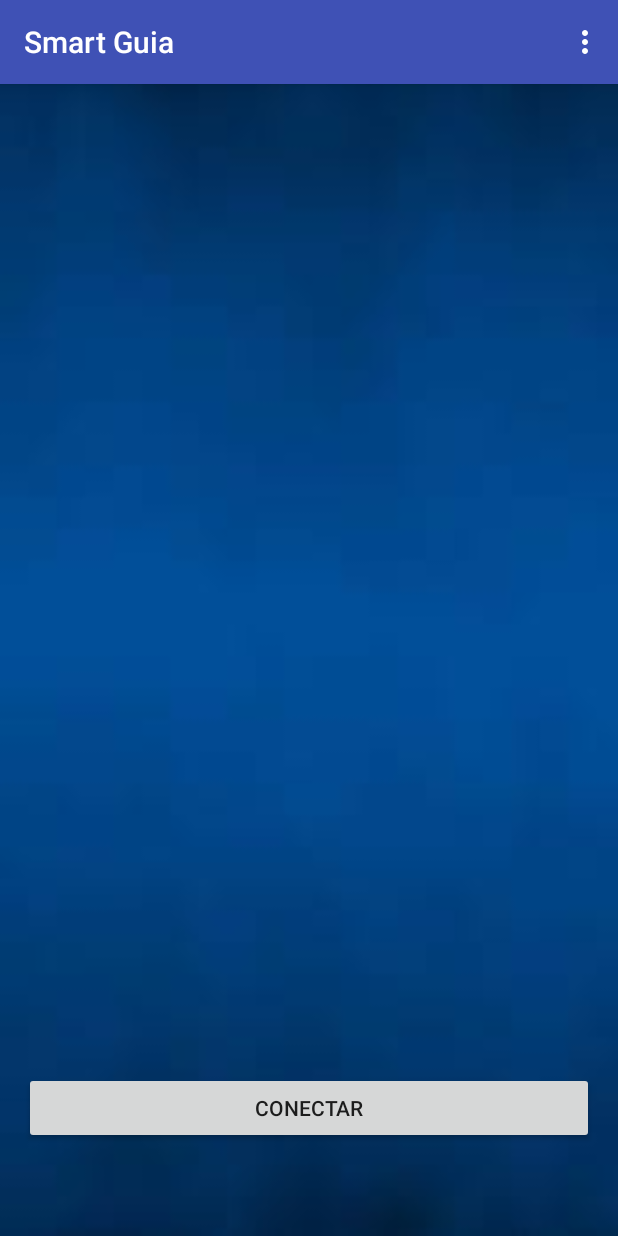
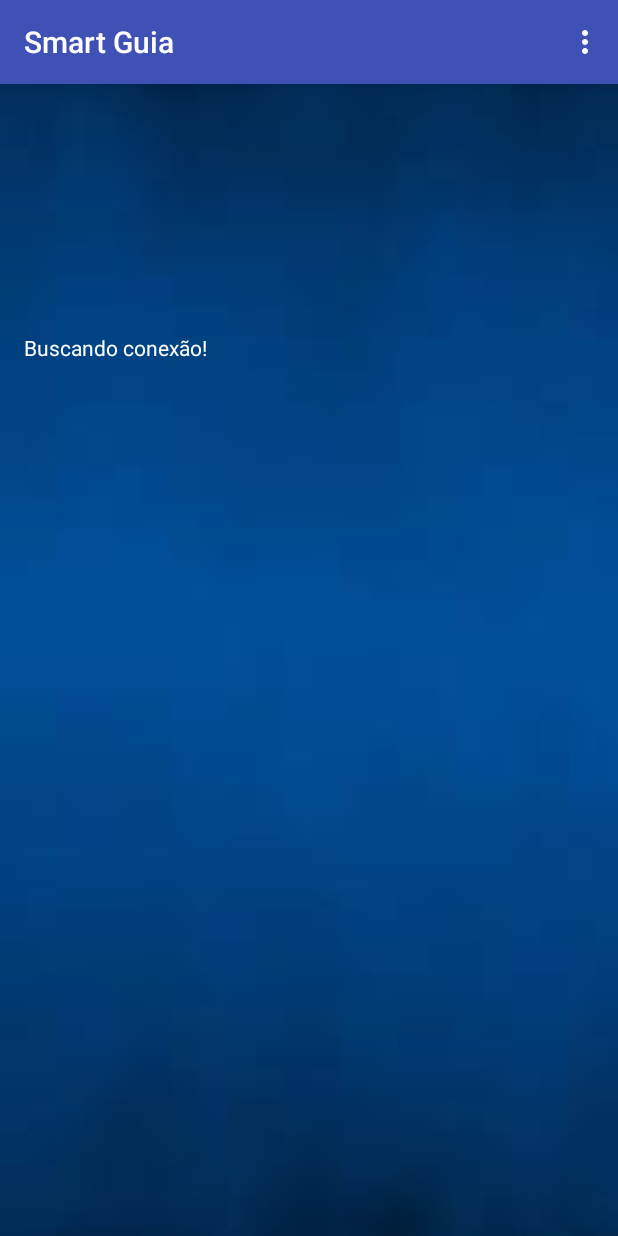
Before and after one commit to GonzagaDev/SmartGuia, an Android app: the screen it shows after launch (MainBluetoothActivity), on a phone screen of 412 x 824 dp. Run offline under Robolectric (Android 15) with nearby library versions, the phone set to English and light mode, and no system bars; 3 statements that could not run were skipped.

Commit message:
Adicionado nova busca sem a necessidade do botão buscar conexão

```diff
--- a/SmartGuia/app/src/main/java/auditsolution/com/br/smartguiabluetooth/PairedDevices.java
+++ b/SmartGuia/app/src/main/java/auditsolution/com/br/smartguiabluetooth/PairedDevices.java
@@ -51,9 +51,9 @@
         }
     }
     /*tentar medir pontencia
-    int rssi = inten.getShortExtra(BluetoothDevice.EXTRA_RSSI, Short.MIN_VALUE);
+    int rssi = intShortExtra(BluetoothDevice.EXTRA_RSSI, Short.MIN_VALUE);
     Toast.makeText(getApplicationContext(), " RSSI: " + rssi + "dBm", Toast.LENGTH_SHORT).show();
-    */
+    //*/
 
 
     /*  Este método é executado quando o usuário seleciona um elemento da lista.
--- a/SmartGuia/app/src/main/res/layout-v21/activity_main_bluetooth.xml
+++ b/SmartGuia/app/src/main/res/layout-v21/activity_main_bluetooth.xml
@@ -2,14 +2,14 @@
 <RelativeLayout xmlns:android="http://schemas.android.com/apk/res/android"
     xmlns:tools="http://schemas.android.com/tools"
     android:layout_width="match_parent"
-    android:layout_height="match_parent"
+    android:layout_height="fill_parent"
+    android:background="@drawable/fundo09"
     android:paddingBottom="@dimen/activity_vertical_margin"
     android:paddingLeft="@dimen/activity_horizontal_margin"
     android:paddingRight="@dimen/activity_horizontal_margin"
+
     android:paddingTop="@dimen/activity_vertical_margin"
-
-    tools:context="auditsolution.com.br.smartguiabluetooth.MainBluetoothActivity"
-    android:background="@drawable/fundo09">
+    tools:context="auditsolution.com.br.smartguiabluetooth.MainBluetoothActivity">
 
     <TextView
         android:id="@+id/statusMessage"
@@ -18,9 +18,9 @@
         android:layout_alignParentLeft="true"
         android:layout_alignParentStart="true"
         android:layout_alignParentTop="true"
+        android:autoText="false"
         android:text="Status Comunicação"
-        android:theme="@android:style/Theme.Material.Wallpaper.NoTitleBar"
-        android:autoText="false" />
+        android:theme="@android:style/Theme.Material.Wallpaper.NoTitleBar" />
 
     <Button
         android:id="@+id/button_PairedDevices"
@@ -37,37 +37,37 @@
         android:id="@+id/button_DiscoveredDevices"
         android:layout_width="wrap_content"
         android:layout_height="wrap_content"
-        android:onClick="discoverDevices"
-        android:text="Iniciar descoberta\n de dispositivos"
-        android:layout_alignTop="@+id/button_PairedDevices"
-        android:layout_alignRight="@+id/bt_consultar"
         android:layout_alignEnd="@+id/bt_consultar"
         android:layout_alignLeft="@+id/button_WaitConnection"
-        android:layout_alignStart="@+id/button_WaitConnection" />
+        android:layout_alignRight="@+id/bt_consultar"
+        android:layout_alignStart="@+id/button_WaitConnection"
+        android:layout_alignTop="@+id/button_PairedDevices"
+        android:onClick="discoverDevices"
+        android:text="Iniciar descoberta\n de dispositivos" />
 
     <Button
         android:id="@+id/button_WaitConnection"
         android:layout_width="wrap_content"
         android:layout_height="wrap_content"
-        android:onClick="waitConnection"
-        android:text="Esperar\nconexão"
         android:layout_alignTop="@+id/button_Visibility"
         android:layout_toLeftOf="@+id/bt_clear"
-        android:layout_toStartOf="@+id/bt_clear" />
+        android:layout_toStartOf="@+id/bt_clear"
+        android:onClick="waitConnection"
+        android:text="Esperar\nconexão" />
 
     <Button
         android:id="@+id/button_Visibility"
         android:layout_width="wrap_content"
         android:layout_height="wrap_content"
+        android:layout_alignEnd="@+id/button_PairedDevices"
         android:layout_alignParentLeft="true"
         android:layout_alignParentStart="true"
+        android:layout_alignRight="@+id/button_PairedDevices"
         android:layout_below="@+id/button_PairedDevices"
         android:onClick="enableVisibility"
-        android:text="Habilitar\nVisibilidade"
-        android:layout_alignRight="@+id/button_PairedDevices"
-        android:layout_alignEnd="@+id/button_PairedDevices" />
+        android:text="Habilitar\nVisibilidade" />
 
-    <EditText
+    <TextView
         android:id="@+id/editText_MessageBox"
         android:layout_width="match_parent"
         android:layout_height="wrap_content"
@@ -83,72 +83,60 @@
         style="?android:attr/buttonStyleSmall"
         android:layout_width="wrap_content"
         android:layout_height="wrap_content"
+        android:layout_alignEnd="@+id/textSpace"
+        android:layout_alignRight="@+id/textSpace"
+        android:layout_below="@+id/bt_clear"
+        android:enabled="false"
         android:onClick="sendMessage"
-        android:text="Enviar"
-        android:enabled="false"
-        android:layout_below="@+id/bt_clear"
-        android:layout_alignRight="@+id/textSpace"
-        android:layout_alignEnd="@+id/textSpace" />
+        android:text="Enviar" />
 
 
     <ScrollView
         android:id="@+id/ScrollView01"
         android:layout_width="wrap_content"
         android:layout_height="150dip"
+        android:layout_alignEnd="@+id/button_Send"
+        android:layout_alignParentLeft="true"
+        android:layout_alignParentStart="true"
         android:layout_alignRight="@+id/button_Send"
-        android:layout_alignEnd="@+id/button_Send"
-        android:layout_below="@+id/button_WaitConnection"
-        android:layout_alignParentLeft="true"
-        android:layout_alignParentStart="true">
+        android:layout_below="@+id/button_WaitConnection">
 
         <Button
+            android:id="@+id/bt_consultar"
             android:layout_width="wrap_content"
             android:layout_height="wrap_content"
-            android:text="Buscar Db"
-            android:id="@+id/bt_consultar"
-            android:onClick="bt_Buscar"
             android:layout_above="@+id/button_Send"
-            android:layout_alignRight="@+id/button_Send"
             android:layout_alignEnd="@+id/button_Send"
             android:layout_alignLeft="@+id/bt_clear"
-            android:layout_alignStart="@+id/bt_clear" />
+            android:layout_alignRight="@+id/button_Send"
+            android:layout_alignStart="@+id/bt_clear"
+            android:onClick="bt_Buscar"
+            android:text="Buscar Db" />
     </ScrollView>
 
     <TextView
         android:id="@+id/textSpace"
         android:layout_width="wrap_content"
         android:layout_height="wrap_content"
-        android:text=""
-        android:layout_below="@+id/button_Visibility"
-        android:layout_alignParentRight="true"
+        android:layout_alignBottom="@+id/ScrollView01"
         android:layout_alignParentEnd="true"
         android:layout_alignParentLeft="true"
+        android:layout_alignParentRight="true"
         android:layout_alignParentStart="true"
-        android:layout_alignBottom="@+id/ScrollView01"
+        android:layout_below="@+id/button_Visibility"
+        android:text=""
         android:textColor="#fffefe" />
 
     <Button
+        android:id="@+id/bt_clear"
         android:layout_width="wrap_content"
         android:layout_height="wrap_content"
-        android:text="Limpar"
-        android:id="@+id/bt_clear"
         android:layout_alignBottom="@+id/button_WaitConnection"
+        android:layout_alignEnd="@+id/ScrollView01"
         android:layout_alignRight="@+id/ScrollView01"
-        android:layout_alignEnd="@+id/ScrollView01"
+        android:layout_below="@+id/button_DiscoveredDevices"
         android:onClick="Bt_clear"
-        android:layout_below="@+id/button_DiscoveredDevices" />
+        android:text="Limpar" />
 
-    <Button
-        android:layout_width="wrap_content"
-        android:layout_height="wrap_content"
-        android:text="Conectar"
-        android:id="@+id/bt_connect"
-        android:onClick="bt_connect"
-        android:layout_alignWithParentIfMissing="false"
-        android:layout_above="@+id/editText_MessageBox"
-        android:layout_alignParentRight="true"
-        android:layout_alignParentEnd="true"
-        android:layout_alignParentLeft="true"
-        android:layout_alignParentStart="true" />
 
 </RelativeLayout>
```
Also changed, not shown: SmartGuia/app/src/main/java/auditsolution/com/br/smartguiabluetooth/ConnectionThread.java (+14 -0 lines), SmartGuia/app/src/main/java/auditsolution/com/br/smartguiabluetooth/MainBluetoothActivity.java (+35 -29 lines).
